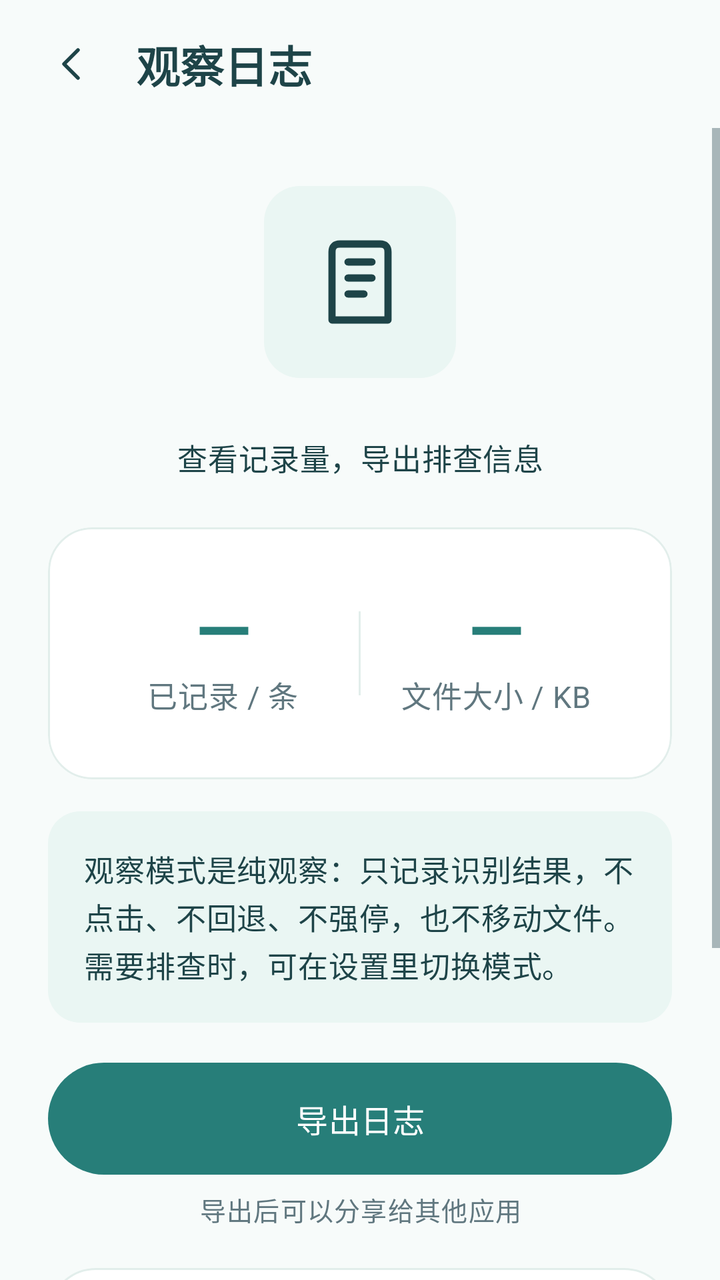
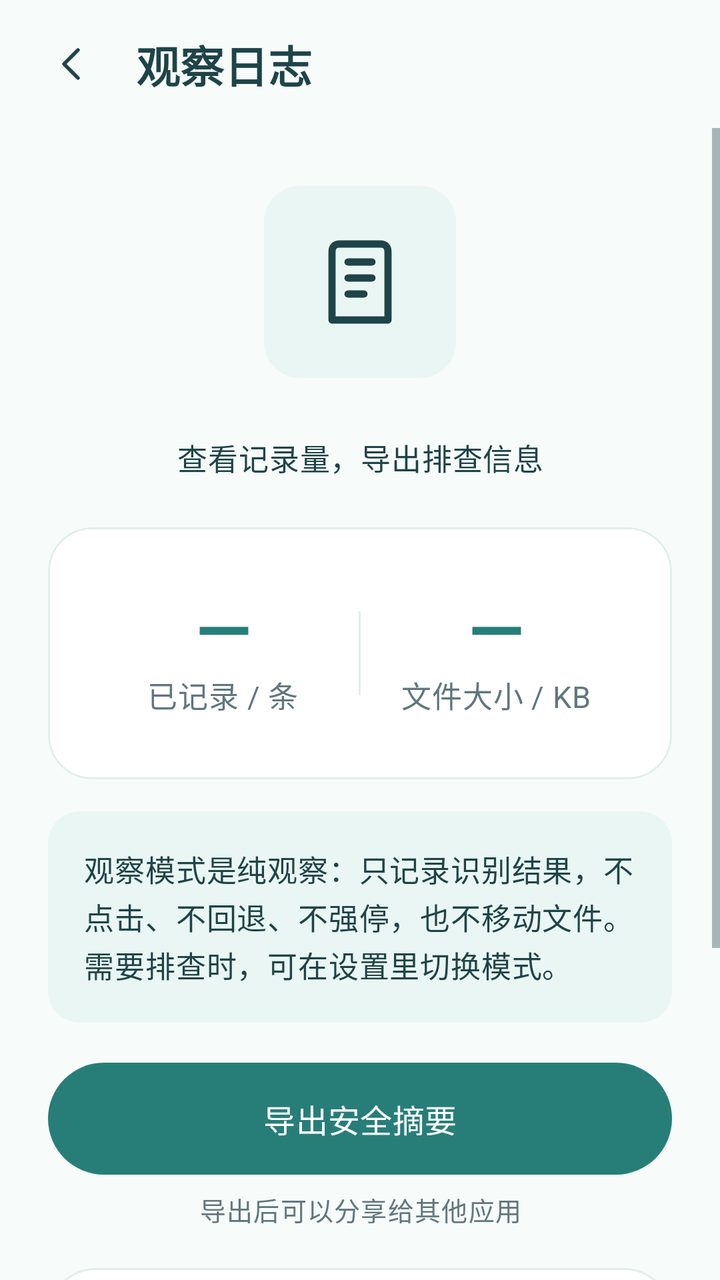

Compare the two renders of this Android layout. The source of the first and the diff that turns it into the second are given below.
<!-- AndroidManifest.xml: application theme Theme.AdCalm -->
<!-- res/layout/activity_observation_log.xml -->
<?xml version="1.0" encoding="utf-8"?>
<LinearLayout xmlns:android="http://schemas.android.com/apk/res/android" android:layout_width="match_parent" android:layout_height="match_parent" android:orientation="vertical" android:background="@color/calm_background">
<LinearLayout android:layout_width="match_parent" android:layout_height="64dp" android:paddingHorizontal="12dp" android:gravity="center_vertical">
<ImageButton android:id="@+id/btnBack" android:layout_width="48dp" android:layout_height="48dp" android:background="?attr/selectableItemBackgroundBorderless" android:padding="12dp" android:src="@drawable/ic_calm_back" android:contentDescription="返回设置" />
<TextView style="@style/Calm.Title" android:layout_width="0dp" android:layout_height="wrap_content" android:text="观察日志" android:textSize="22sp" android:layout_weight="1" android:layout_marginStart="8dp" />
</LinearLayout>
<ScrollView android:layout_width="match_parent" android:layout_height="0dp" android:layout_weight="1" android:fillViewport="true">
<LinearLayout android:layout_width="match_parent" android:layout_height="wrap_content" android:orientation="vertical" android:paddingHorizontal="24dp" android:paddingBottom="24dp">
<FrameLayout android:layout_width="match_parent" android:layout_height="154dp" android:padding="28dp"><ImageView android:layout_width="96dp" android:layout_height="96dp" android:layout_gravity="center" android:padding="24dp" android:background="@drawable/bg_calm_icon" android:src="@drawable/ic_calm_log" android:contentDescription="@null" /></FrameLayout>
<TextView style="@style/Calm.Body" android:layout_width="match_parent" android:layout_height="wrap_content" android:text="查看记录量，导出排查信息" android:gravity="center" android:layout_marginBottom="24dp" />
<com.google.android.material.card.MaterialCardView style="@style/Calm.Card" android:layout_width="match_parent" android:layout_height="wrap_content" android:layout_marginTop="0dp"><LinearLayout android:layout_width="match_parent" android:layout_height="wrap_content" android:orientation="vertical"><LinearLayout android:layout_width="match_parent" android:layout_height="126dp" android:padding="20dp" android:gravity="center_vertical"><LinearLayout android:layout_width="0dp" android:layout_height="wrap_content" android:layout_weight="1" android:gravity="center" android:orientation="vertical">
    <TextView style="@style/Calm.Title" android:layout_width="wrap_content" android:layout_height="wrap_content" android:text="—" android:id="@+id/tvRecordCount" android:textSize="36sp" android:textColor="@color/calm_primary_dark" />
    <TextView style="@style/Calm.Body" android:layout_width="wrap_content" android:layout_height="wrap_content" android:text="已记录 / 条" android:textColor="@color/calm_text_secondary" /></LinearLayout><View android:layout_width="1dp" android:layout_height="42dp" android:background="@color/calm_outline" /><LinearLayout android:layout_width="0dp" android:layout_height="wrap_content" android:layout_weight="1" android:gravity="center" android:orientation="vertical">
    <TextView style="@style/Calm.Title" android:layout_width="wrap_content" android:layout_height="wrap_content" android:text="—" android:id="@+id/tvFileSize" android:textSize="36sp" android:textColor="@color/calm_primary_dark" />
    <TextView style="@style/Calm.Body" android:layout_width="wrap_content" android:layout_height="wrap_content" android:text="文件大小 / KB" android:textColor="@color/calm_text_secondary" /></LinearLayout></LinearLayout></LinearLayout></com.google.android.material.card.MaterialCardView>
<TextView style="@style/Calm.Body" android:layout_width="match_parent" android:layout_height="wrap_content" android:text="观察模式是纯观察：只记录识别结果，不点击、不回退、不强停，也不移动文件。需要排查时，可在设置里切换模式。" android:layout_marginTop="16dp" android:layout_marginBottom="20dp" android:padding="18dp" android:background="@drawable/bg_calm_banner" android:lineSpacingExtra="5dp" />
<com.google.android.material.button.MaterialButton style="@style/Calm.PrimaryButton" android:id="@+id/btnExportLog" android:layout_width="match_parent" android:layout_height="56dp" android:text="导出日志" />
<TextView style="@style/Calm.Caption" android:layout_width="match_parent" android:layout_height="wrap_content" android:text="导出后可以分享给其他应用" android:gravity="center" android:layout_marginTop="8dp" android:layout_marginBottom="20dp" />
<com.google.android.material.button.MaterialButton style="@style/Calm.SecondaryButton" android:id="@+id/btnClearLog" android:layout_width="match_parent" android:layout_height="56dp" android:text="清空日志" android:textColor="@color/calm_error" />
<TextView style="@style/Calm.Caption" android:layout_width="match_parent" android:layout_height="wrap_content" android:text="清空后无法恢复，操作前会再次确认" android:gravity="center" android:layout_marginTop="8dp" android:layout_marginBottom="20dp" />
<com.google.android.material.card.MaterialCardView style="@style/Calm.Card" android:layout_width="match_parent" android:layout_height="wrap_content" android:layout_marginTop="0dp"><LinearLayout android:layout_width="match_parent" android:layout_height="wrap_content" android:orientation="vertical"><LinearLayout android:id="@+id/rowDiagnostics" android:layout_width="match_parent" android:layout_height="wrap_content" android:minHeight="78dp" android:padding="16dp" android:gravity="center_vertical" android:background="?attr/selectableItemBackground" android:clickable="true" android:focusable="true">
    <ImageView android:layout_width="44dp" android:layout_height="44dp" android:padding="11dp" android:background="@drawable/bg_calm_icon" android:src="@drawable/ic_calm_settings" android:contentDescription="@null" />
    <LinearLayout android:layout_width="0dp" android:layout_height="wrap_content" android:layout_weight="1" android:layout_marginStart="12dp" android:orientation="vertical">
    <TextView style="@style/Calm.Title" android:layout_width="match_parent" android:layout_height="wrap_content" android:text="诊断模式" android:textSize="16sp" />
    <TextView style="@style/Calm.Caption" android:layout_width="match_parent" android:layout_height="wrap_content" android:text="" android:id="@+id/tvDiagnosticSummary" android:layout_marginTop="4dp" /></LinearLayout>
    <TextView style="@style/Calm.Caption" android:layout_width="wrap_content" android:layout_height="wrap_content" android:text="" android:id="@+id/tvDiagnosticState" android:layout_marginStart="6dp" />
    <ImageView android:layout_width="18dp" android:layout_height="18dp" android:layout_marginStart="8dp" android:src="@drawable/ic_calm_chevron" android:contentDescription="@null" />
    </LinearLayout></LinearLayout></com.google.android.material.card.MaterialCardView>
<TextView style="@style/Calm.Caption" android:layout_width="match_parent" android:layout_height="wrap_content" android:text="日志与截图仅保存在本机" android:layout_marginTop="16dp" android:gravity="center" />
</LinearLayout></ScrollView></LinearLayout>
<!-- resources referenced by this layout -->
<resources>
  <color name="calm_background">#F7FBFA</color>
  <color name="calm_error">#AF5656</color>
  <color name="calm_outline">#E2EEEB</color>
  <color name="calm_primary_dark">#277E79</color>
  <color name="calm_text_secondary">#60777F</color>
  <!-- drawable bg_calm_banner (drawable) -->
  <?xml version="1.0" encoding="utf-8"?>
  <shape xmlns:android="http://schemas.android.com/apk/res/android">
      <solid android:color="@color/calm_mint" />
      <corners android:radius="16dp" />
  </shape>
  <!-- drawable bg_calm_icon (drawable) -->
  <?xml version="1.0" encoding="utf-8"?>
  <shape xmlns:android="http://schemas.android.com/apk/res/android">
      <solid android:color="@color/calm_mint" />
      <corners android:radius="18dp" />
  </shape>
  <style name="Calm.Body" parent="TextAppearance.Material3.BodyMedium">
          <item name="android:textColor">@color/calm_text</item>
          <item name="android:textSize">15sp</item>
          <item name="android:lineSpacingExtra">3dp</item>
          <item name="android:includeFontPadding">false</item>
      </style>
  <style name="Calm.Caption" parent="TextAppearance.Material3.BodySmall">
          <item name="android:textColor">@color/calm_text_secondary</item>
          <item name="android:textSize">13sp</item>
          <item name="android:lineSpacingExtra">3dp</item>
          <item name="android:includeFontPadding">false</item>
      </style>
  <style name="Calm.Title" parent="TextAppearance.Material3.TitleLarge">
          <item name="android:textStyle">bold</item>
          <item name="android:textColor">@color/calm_text</item>
          <item name="android:textSize">22sp</item>
          <item name="android:fontFamily">sans-serif-medium</item>
          <item name="android:includeFontPadding">false</item>
      </style>
  <color name="calm_mint">#EAF6F3</color>
  <color name="calm_text">#1E4448</color>
  <color name="calm_surface">#FFFFFF</color>
  <color name="calm_ripple">#234AAFA8</color>
  <color name="calm_primary">#4AAFA8</color>
  <style name="Calm.CheckBox" parent="Widget.Material3.CompoundButton.CheckBox">
          <item name="android:textColor">@color/calm_text</item>
          <item name="android:textSize">15sp</item>
          <item name="android:minHeight">48dp</item>
          <item name="buttonTint">@color/calm_control_colors</item>
      </style>
  <style name="Calm.Switch" parent="Widget.Material3.CompoundButton.MaterialSwitch">
          <item name="thumbTint">@color/calm_switch_thumb</item>
          <item name="trackTint">@color/calm_switch_track</item>
          <item name="android:textColor">@color/calm_text</item>
          <item name="android:textSize">15sp</item>
          <item name="android:minHeight">48dp</item>
      </style>
  <!-- drawable bg_calm_dialog (drawable) -->
  <?xml version="1.0" encoding="utf-8"?>
  <shape xmlns:android="http://schemas.android.com/apk/res/android"
      android:shape="rectangle">
      <solid android:color="@color/calm_surface" />
      <corners android:radius="22dp" />
  </shape>
  <style name="Calm.Shape.Dialog" parent="ShapeAppearance.Material3.MediumComponent">
          <item name="cornerFamily">rounded</item>
          <item name="cornerSize">22dp</item>
      </style>
  <style name="Calm.NavigationLabel" parent="TextAppearance.Material3.LabelSmall">
          <item name="android:textSize">12sp</item>
          <item name="android:fontFamily">sans-serif-medium</item>
      </style>
  <style name="Calm.NavigationIndicator" parent="Widget.Material3.BottomNavigationView.ActiveIndicator">
          <item name="android:height">32dp</item>
          <item name="android:width">58dp</item>
          <item name="android:color">@color/calm_mint</item>
      </style>
  <!-- unchanged entries left out for length: 11 -->
</resources>

<!-- the commit's change to res/layout/activity_observation_log.xml (unified diff, before → after) -->
@@ -14,7 +14,7 @@
     <TextView style="@style/Calm.Title" android:layout_width="wrap_content" android:layout_height="wrap_content" android:text="—" android:id="@+id/tvFileSize" android:textSize="36sp" android:textColor="@color/calm_primary_dark" />
     <TextView style="@style/Calm.Body" android:layout_width="wrap_content" android:layout_height="wrap_content" android:text="文件大小 / KB" android:textColor="@color/calm_text_secondary" /></LinearLayout></LinearLayout></LinearLayout></com.google.android.material.card.MaterialCardView>
 <TextView style="@style/Calm.Body" android:layout_width="match_parent" android:layout_height="wrap_content" android:text="观察模式是纯观察：只记录识别结果，不点击、不回退、不强停，也不移动文件。需要排查时，可在设置里切换模式。" android:layout_marginTop="16dp" android:layout_marginBottom="20dp" android:padding="18dp" android:background="@drawable/bg_calm_banner" android:lineSpacingExtra="5dp" />
-<com.google.android.material.button.MaterialButton style="@style/Calm.PrimaryButton" android:id="@+id/btnExportLog" android:layout_width="match_parent" android:layout_height="56dp" android:text="导出日志" />
+<com.google.android.material.button.MaterialButton style="@style/Calm.PrimaryButton" android:id="@+id/btnExportLog" android:layout_width="match_parent" android:layout_height="56dp" android:text="导出安全摘要" />
 <TextView style="@style/Calm.Caption" android:layout_width="match_parent" android:layout_height="wrap_content" android:text="导出后可以分享给其他应用" android:gravity="center" android:layout_marginTop="8dp" android:layout_marginBottom="20dp" />
 <com.google.android.material.button.MaterialButton style="@style/Calm.SecondaryButton" android:id="@+id/btnClearLog" android:layout_width="match_parent" android:layout_height="56dp" android:text="清空日志" android:textColor="@color/calm_error" />
 <TextView style="@style/Calm.Caption" android:layout_width="match_parent" android:layout_height="wrap_content" android:text="清空后无法恢复，操作前会再次确认" android:gravity="center" android:layout_marginTop="8dp" android:layout_marginBottom="20dp" />
